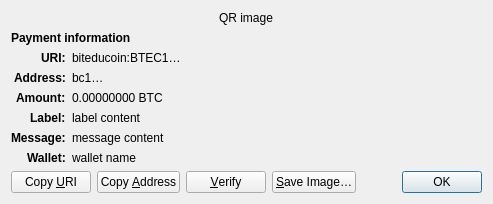
Old version of the form src/qt/forms/receiverequestdialog.ui in the repository 10sec-project/10seconds.
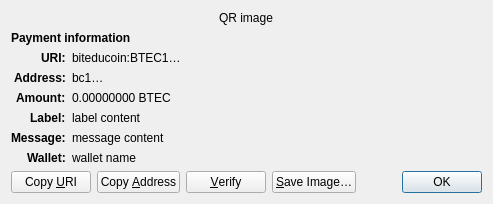
New version of the form. Custom widgets are drawn as their Qt base class.

The edit to the form file:
```diff
--- a/src/qt/forms/receiverequestdialog.ui
+++ b/src/qt/forms/receiverequestdialog.ui
@@ -126,7 +126,7 @@
    <item row="4" column="1" alignment="Qt::AlignTop">
     <widget class="QLabel" name="amount_content">
      <property name="text">
-      <string notr="true">0.00000000 BTC</string>
+      <string notr="true">0.00000000 BTEC</string>
      </property>
      <property name="textFormat">
       <enum>Qt::PlainText</enum>
```
